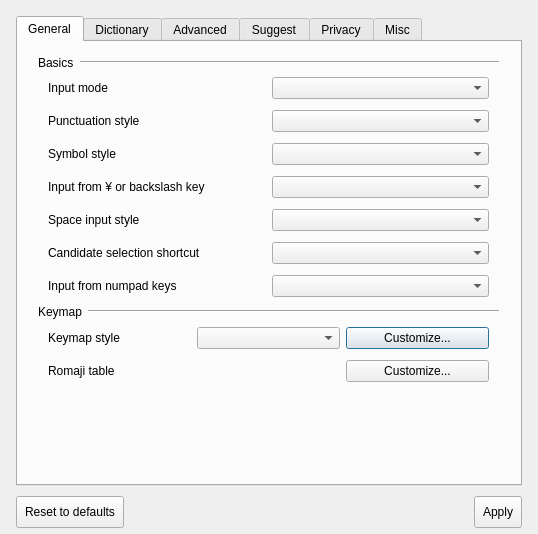
yoshikiobata/mozc, file src/gui/config_dialog/config_dialog.ui: the form before one commit.
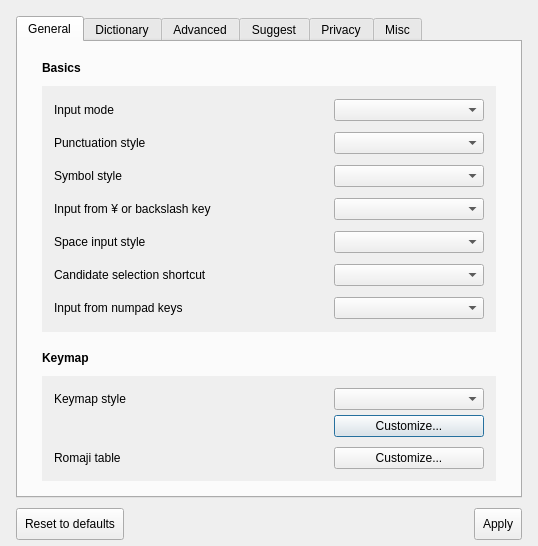
The form after the commit. Custom widgets are drawn as their Qt base class.

Commit message: improve general tab layout at config dialog

```diff
--- a/src/gui/config_dialog/config_dialog.ui
+++ b/src/gui/config_dialog/config_dialog.ui
@@ -38,7 +38,7 @@
     <x>0</x>
     <y>0</y>
     <width>538</width>
-    <height>534</height>
+    <height>546</height>
    </rect>
   </property>
   <property name="sizePolicy">
@@ -50,13 +50,13 @@
   <property name="minimumSize">
    <size>
     <width>538</width>
-    <height>534</height>
+    <height>546</height>
    </size>
   </property>
   <property name="maximumSize">
    <size>
     <width>538</width>
-    <height>534</height>
+    <height>546</height>
    </size>
   </property>
   <property name="windowTitle">
@@ -68,7 +68,7 @@
      <x>0</x>
      <y>0</y>
      <width>538</width>
-     <height>534</height>
+     <height>546</height>
     </rect>
    </property>
    <widget class="QTabWidget" name="configDialogTabWidget">
@@ -77,7 +77,7 @@
       <x>16</x>
       <y>16</y>
       <width>506</width>
-      <height>470</height>
+      <height>482</height>
      </rect>
     </property>
     <property name="currentIndex">
@@ -90,13 +90,28 @@
      <widget class="QWidget" name="gridLayoutWidget">
       <property name="geometry">
        <rect>
-        <x>30</x>
-        <y>30</y>
-        <width>441</width>
-        <height>234</height>
+        <x>24</x>
+        <y>44</y>
+        <width>454</width>
+        <height>246</height>
        </rect>
       </property>
-      <layout class="QGridLayout" name="gridLayout">
+      <property name="autoFillBackground">
+        <bool>true</bool>
+      </property>
+      <layout class="QGridLayout" name="gridLayout" columnstretch="2,1">
+    <property name="topMargin">
+     <number>8</number>
+    </property>
+    <property name="leftMargin">
+     <number>12</number>
+    </property>
+    <property name="rightMargin">
+     <number>12</number>
+    </property>
+    <property name="bottomMargin">
+     <number>8</number>
+    </property>
        <item row="0" column="1">
         <widget class="QComboBox" name="inputModeComboBox"/>
        </item>
@@ -187,116 +202,134 @@
      <widget class="QWidget" name="gridLayoutWidget_2">
       <property name="geometry">
        <rect>
-        <x>30</x>
-        <y>280</y>
-        <width>441</width>
-        <height>66</height>
+        <x>24</x>
+        <y>334</y>
+        <width>454</width>
+        <height>105</height>
        </rect>
       </property>
-      <layout class="QGridLayout" name="gridLayout_2">
-       <item row="0" column="1">
-        <widget class="QComboBox" name="keymapSettingComboBox"/>
-       </item>
-       <item row="0" column="0">
+      <property name="autoFillBackground">
+        <bool>true</bool>
+      </property>
+      <layout class="QGridLayout" name="gridLayout_2" columnstretch="2,1">
+    <property name="verticalSpacing">
+     <number>4</number>
+    </property>
+    <property name="topMargin">
+     <number>11</number>
+    </property>
+    <property name="leftMargin">
+     <number>12</number>
+    </property>
+    <property name="rightMargin">
+     <number>12</number>
+    </property>
+    <property name="bottomMargin">
+     <number>8</number>
+    </property>
+
+     <item row="0" column="0">
         <widget class="QLabel" name="keymapSettingLabel">
          <property name="text">
           <string>Keymap style</string>
          </property>
         </widget>
-       </item>
-       <item row="0" column="2">
+    </item>
+     <item row="0" column="1">
+        <widget class="QComboBox" name="keymapSettingComboBox">
+         <property name="minimumSize">
+          <size>
+           <width>150</width>
+           <height>0</height>
+          </size>
+         </property>
+        </widget>
+    </item>
+     <item row="1" column="1">
+        <layout class="QVBoxLayout" name="hogehoge">
+        <property name="spacing">
+        <number>0</number>
+        </property>
+        <item>
         <widget class="QPushButton" name="editKeymapButton">
-         <property name="sizePolicy">
-          <sizepolicy hsizetype="Preferred" vsizetype="Fixed">
-           <horstretch>0</horstretch>
-           <verstretch>0</verstretch>
-          </sizepolicy>
-         </property>
          <property name="text">
           <string>Customize...</string>
          </property>
         </widget>
+        </item>
+        <item>
+        <spacer name="hogehog3">
+         <property name="orientation">
+          <enum>Qt::Vertical</enum>
+         </property>
+           <property name="sizeType">
+            <enum>QSizePolicy::Policy::Fixed</enum>
+           </property>
+         <property name="sizeHint" stdset="0">
+          <size>
+           <width>1</width>
+           <height>5</height>
+          </size>
+         </property>
+        </spacer>
+        </item>
+        </layout>
        </item>
-       <item row="1" column="2">
+
+     <item row="2" column="0">
+         <widget class="QLabel" name="label_11">
+          <property name="text">
+           <string>Romaji table</string>
+          </property>
+         </widget>
+    </item>
+
+     <item row="2" column="1">
         <widget class="QPushButton" name="editRomanTableButton">
          <property name="text">
           <string>Customize...</string>
          </property>
         </widget>
-       </item>
-       <item row="1" column="0">
-        <widget class="QLabel" name="label_11">
-         <property name="text">
-          <string>Romaji table</string>
-         </property>
-        </widget>
-       </item>
-      </layout>
+    </item>
+</layout>
      </widget>
-     <widget class="QWidget" name="horizontalLayoutWidget">
-      <property name="geometry">
-       <rect>
-        <x>20</x>
-        <y>10</y>
-        <width>461</width>
-        <height>21</height>
-       </rect>
-      </property>
-      <layout class="QHBoxLayout" name="horizontalLayout">
-       <item>
+
         <widget class="QLabel" name="basicsLabel">
+      <property name="geometry">
+       <rect>
+        <x>24</x>
+        <y>16</y>
+        <width>200</width>
+        <height>20</height>
+       </rect>
+      </property>
+      <property name="font">
+       <font>
+        <bold>true</bold>
+       </font>
+      </property>
          <property name="text">
           <string>Basics</string>
          </property>
         </widget>
-       </item>
-       <item>
-        <widget class="Line" name="basicsLine">
-         <property name="sizePolicy">
-          <sizepolicy hsizetype="MinimumExpanding" vsizetype="Fixed">
-           <horstretch>0</horstretch>
-           <verstretch>0</verstretch>
-          </sizepolicy>
-         </property>
-         <property name="orientation">
-          <enum>Qt::Horizontal</enum>
-         </property>
-        </widget>
-       </item>
-      </layout>
-     </widget>
-     <widget class="QWidget" name="horizontalLayoutWidget_8">
-      <property name="geometry">
-       <rect>
-        <x>20</x>
-        <y>260</y>
-        <width>461</width>
-        <height>20</height>
-       </rect>
-      </property>
-      <layout class="QHBoxLayout" name="horizontalLayout_11">
-       <item>
         <widget class="QLabel" name="label_4">
+      <property name="geometry">
+       <rect>
+        <x>24</x>
+        <y>306</y>
+        <width>200</width>
+        <height>20</height>
+       </rect>
+      </property>
+         <property name="font">
+       <font>
+        <bold>true</bold>
+       </font>
+         </property>
          <property name="text">
           <string>Keymap</string>
          </property>
         </widget>
-       </item>
-       <item>
-        <widget class="Line" name="line_3">
-         <property name="sizePolicy">
-          <sizepolicy hsizetype="MinimumExpanding" vsizetype="Fixed">
-           <horstretch>0</horstretch>
-           <verstretch>0</verstretch>
-          </sizepolicy>
-         </property>
-         <property name="orientation">
-          <enum>Qt::Horizontal</enum>
-         </property>
-        </widget>
-       </item>
-      </layout>
-     </widget>
     </widget>
     <widget class="QWidget" name="dictionaryTab">
      <attribute name="title">
@@ -1726,7 +1759,7 @@
     <property name="geometry">
      <rect>
       <x>16</x>
-      <y>494</y>
+      <y>506</y>
       <width>506</width>
       <height>36</height>
      </rect>
```
Left out of the diff: 3 changed lines with no effect on the pictures.
